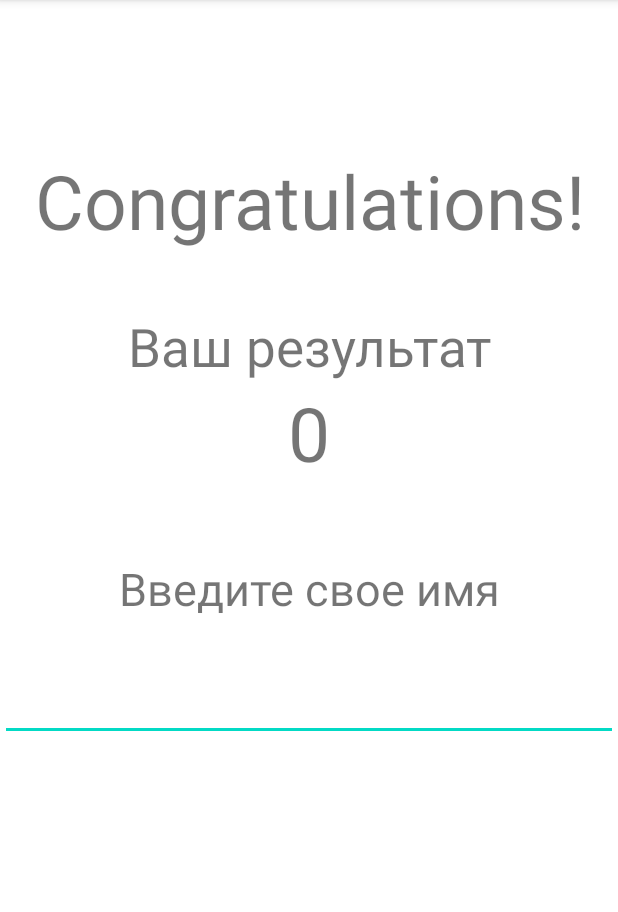
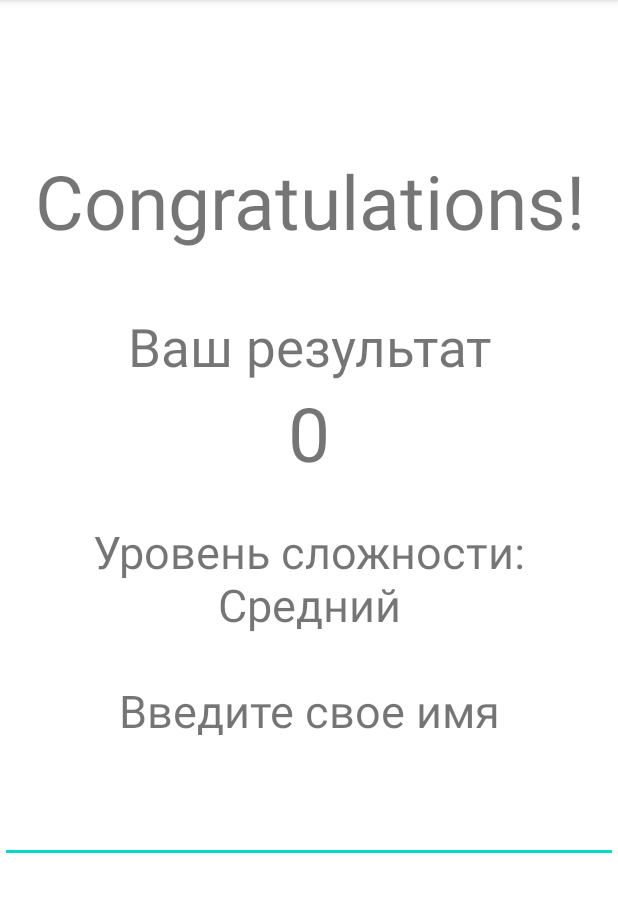
Before and after one commit to shumslav/GameCardForTest, an Android app: the WinActivity screen opened directly, with no data from a screen before it, on a phone screen of 412 x 824 dp, the part 84-996 px from its top. Run offline under Robolectric (Android 15) with nearby library versions, the phone set to English and light mode, and no system bars.

Commit message:
made logic for WinActivity.kt

```diff
--- a/app/src/main/java/com/shumslav/cardgamefortest/Activity/GameActivity.kt
+++ b/app/src/main/java/com/shumslav/cardgamefortest/Activity/GameActivity.kt
@@ -125,7 +125,8 @@ class GameActivity : AppCompatActivity() {
                                 secondCheckedCard = null
                                 countFound+=1
                                 if (countFound==dificult)
-                                    startActivity(Intent(this, MainActivity::class.java))
+                                    startActivity(Intent(this, WinActivity::class.java)
+                                        .putExtra("com.shumslav.cardgamefortest.Activity.score", steps))
                             } else {
                                 val transitionOtherCard = firstCheckedCard!!.image.drawable as TransitionDrawable
                                 transition.reverseTransition(1000)
--- a/app/src/main/java/com/shumslav/cardgamefortest/Activity/WinActivity.kt
+++ b/app/src/main/java/com/shumslav/cardgamefortest/Activity/WinActivity.kt
@@ -1,12 +1,40 @@
 package com.shumslav.cardgamefortest.Activity
 
+import android.annotation.SuppressLint
 import androidx.appcompat.app.AppCompatActivity
 import android.os.Bundle
+import android.widget.EditText
+import android.widget.TextView
+import com.shumslav.cardgamefortest.Data.Models.SettingsApp
+import com.shumslav.cardgamefortest.Data.SQLite.SQLiteHelper
 import com.shumslav.cardgamefortest.R
 
 class WinActivity : AppCompatActivity() {
+
+    private val sqlHelper = SQLiteHelper(this)
+    private var score = 0
+
+    lateinit var settings:SettingsApp
+    lateinit var dificultText:TextView
+    lateinit var scoreText:TextView
+    lateinit var name:EditText
+
+
     override fun onCreate(savedInstanceState: Bundle?) {
         super.onCreate(savedInstanceState)
         setContentView(R.layout.activity_win)
+
+        settings = sqlHelper.getSettings()
+        dificultText = findViewById(R.id.dificult_text)
+        scoreText= findViewById(R.id.score)
+        name = findViewById(R.id.name)
+        score = intent.getIntExtra("com.shumslav.cardgamefortest.Activity.score",0)
+        scoreText.text = score.toString()
+        when(settings.getDificult()){
+            5 -> dificultText.text = "Уровень сложности:\nЛегкий"
+            10 -> dificultText.text = "Уровень сложности:\nСредний"
+            15 -> dificultText.text = "Уровень сложности:\nСложный"
+        }
+
     }
 }
--- a/app/src/main/res/layout/activity_win.xml
+++ b/app/src/main/res/layout/activity_win.xml
@@ -36,7 +36,15 @@
             android:text="0"
             android:textSize="50sp"
             android:gravity="center"
-            android:layout_marginBottom="50dp"/>
+            android:layout_marginBottom="25dp"/>
+        <TextView
+            android:id="@+id/dificult_text"
+            android:layout_width="match_parent"
+            android:layout_height="wrap_content"
+            android:text="Уровень сложности:\nСредний"
+            android:gravity="center"
+            android:textSize="30sp"
+            android:layout_marginBottom="30dp"/>
         <TextView
             android:layout_width="match_parent"
             android:layout_height="wrap_content"
```
